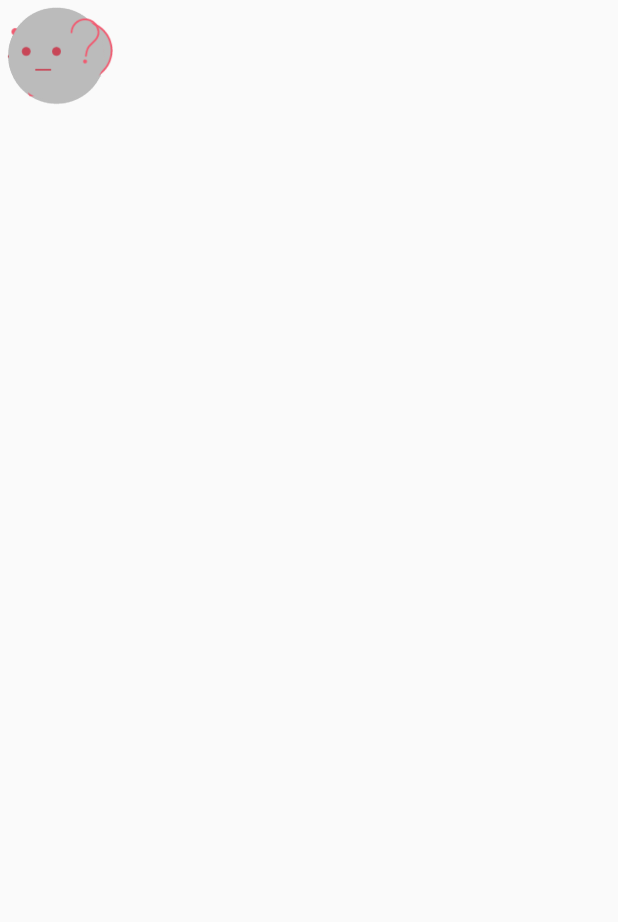
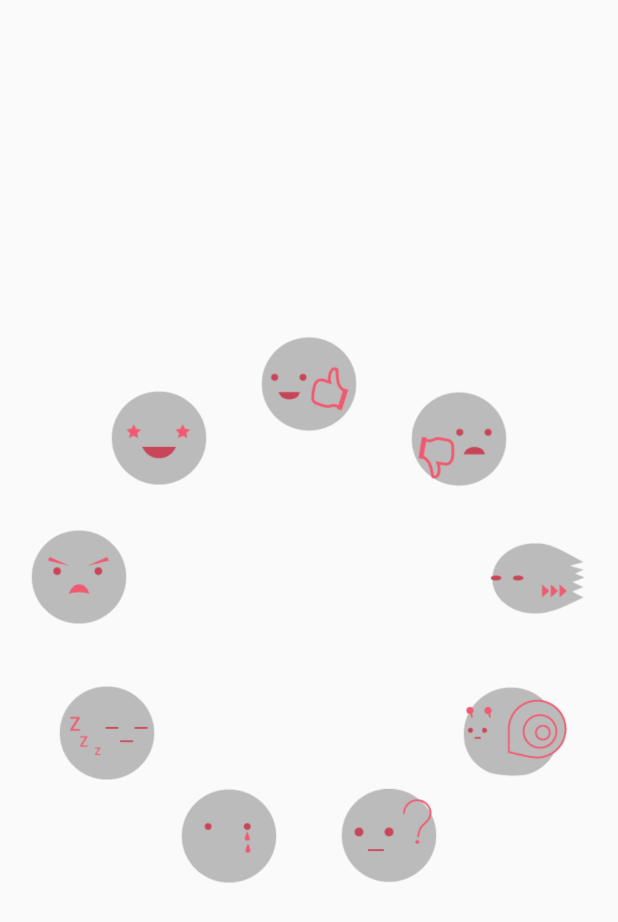
Before and after one commit to forgottn/common-sentiments, an Android app: the layout content_sentiments.xml on its own in the app's theme, with its tools: preview values and no code run, on a phone screen of 412 x 824 dp. Shown: the top 922 px of the screen. Run offline under Robolectric (Android 15) with nearby library versions, the phone set to English and light mode, and no system bars; plain views replace CircleLayout.

Commit message:
fixed some layout stuff

```diff
--- a/mobile/build.gradle
+++ b/mobile/build.gradle
@@ -31,4 +31,5 @@ dependencies {
     compile 'com.google.android.gms:play-services:8.1.0'
     compile 'com.android.support:design:22.2.0'
     compile 'com.parse:parse-android:1.+'
+    compile project(':circleLayout')
 }
--- a/mobile/src/main/res/layout/activity_questions_sentiments.xml
+++ b/mobile/src/main/res/layout/activity_questions_sentiments.xml
@@ -11,9 +11,9 @@
 
     <ViewSwitcher
         android:id="@+id/switch_type"
+        app:layout_behavior="@string/appbar_scrolling_view_behavior"
         android:layout_width="match_parent"
-        android:layout_height="match_parent"
-        app:layout_behavior="@string/appbar_scrolling_view_behavior" >
+        android:layout_height="match_parent">
         <include layout="@layout/content_questions" />
 
         <RelativeLayout
@@ -25,5 +25,6 @@
 
     </ViewSwitcher>
 
+    <include layout="@layout/floating_action_button_layout" />
 
 </android.support.design.widget.CoordinatorLayout>
--- a/mobile/src/main/res/layout/content_questions.xml
+++ b/mobile/src/main/res/layout/content_questions.xml
@@ -4,8 +4,6 @@
     android:layout_height="match_parent" >
 
     <ListView
-        xmlns:android="http://schemas.android.com/apk/res/android"
-
         android:id="@+id/question_list"
         android:layout_width="match_parent"
         android:layout_height="wrap_content"
@@ -14,5 +12,4 @@
         android:divider="#D9D8D6"
         android:background="#fff" />
 
-    <include layout="@layout/floating_action_button_layout" />
 </android.support.design.widget.CoordinatorLayout>
--- a/mobile/src/main/res/layout/content_sentiments.xml
+++ b/mobile/src/main/res/layout/content_sentiments.xml
@@ -3,7 +3,7 @@
     xmlns:app="http://schemas.android.com/apk/res-auto"
     android:id="@+id/sentiment_list"
     android:layout_gravity="center_horizontal|center_vertical"
-    innerRadius="100dp"
+    app:innerRadius="100dp"
     android:layout_width="match_parent"
     android:layout_height="match_parent">
 
```
Also changed, not shown: mobile/src/main/java/com/cs160/shipwaiver/commonsentiments/QuestionsSentimentsActivity.java (+13 -9 lines).
